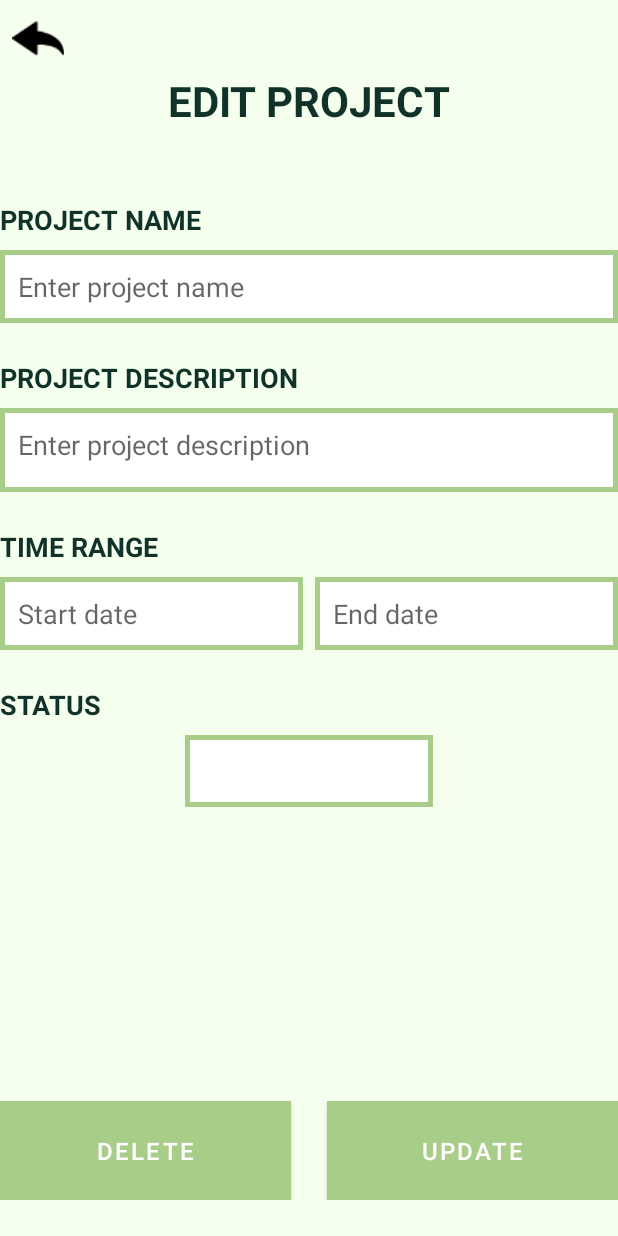
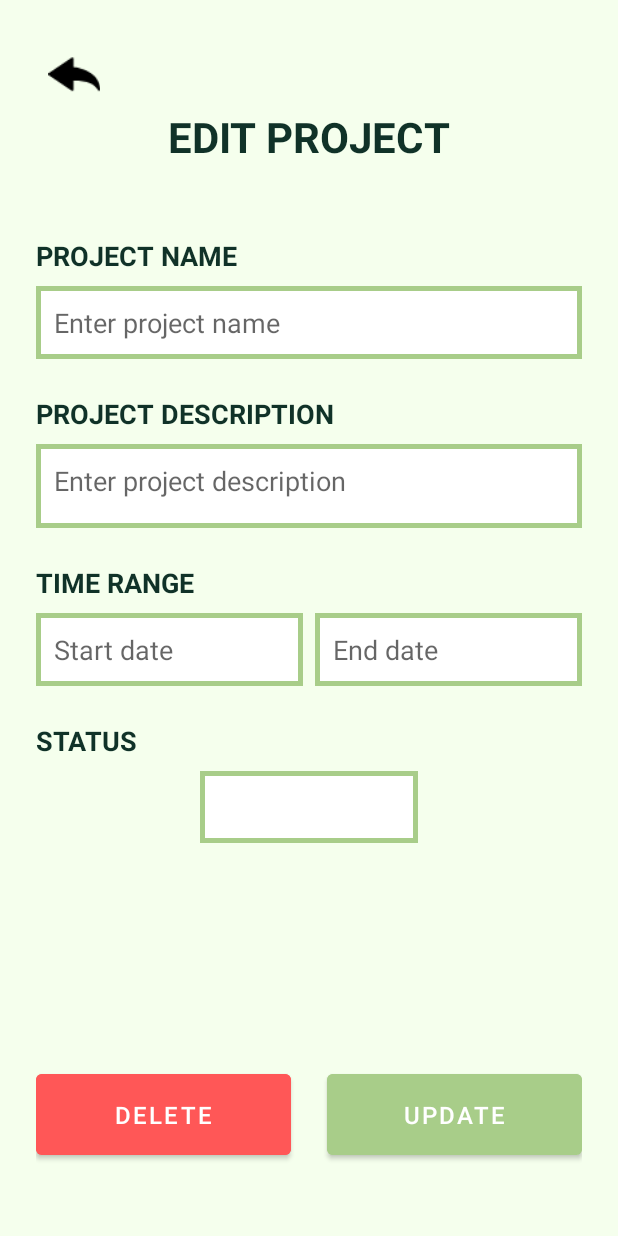
Before and after one commit to PancakesLmao/Project-Management-App, an Android app: the EditActivity screen opened directly, with no data from a screen before it, on a phone screen of 412 x 824 dp. Run offline under Robolectric (Android 15) with nearby library versions, the phone set to English and light mode, and no system bars.

Commit message:
Fixed: padding layout and color

```diff
--- a/app/src/main/java/com/example/projectmanagement/CreateProjectActivity.kt
+++ b/app/src/main/java/com/example/projectmanagement/CreateProjectActivity.kt
@@ -12,16 +12,15 @@ class CreateProjectActivity : AppCompatActivity() {
 
     override fun onCreate(savedInstanceState: Bundle?) {
         super.onCreate(savedInstanceState)
-        enableEdgeToEdge()
 
         binding = ActivityCreateProjectBinding.inflate(layoutInflater)
         setContentView(binding.root)
 
-        ViewCompat.setOnApplyWindowInsetsListener(binding.root) { v, insets ->
-            val systemBars = insets.getInsets(WindowInsetsCompat.Type.systemBars())
-            v.setPadding(systemBars.left, systemBars.top, systemBars.right, systemBars.bottom)
-            insets
-        }
+//        ViewCompat.setOnApplyWindowInsetsListener(binding.root) { v, insets ->
+//            val systemBars = insets.getInsets(WindowInsetsCompat.Type.systemBars())
+//            v.setPadding(systemBars.left, systemBars.top, systemBars.right, systemBars.bottom)
+//            insets
+//        }
         binding.backBtn.setOnClickListener {
             finish()
         }
--- a/app/src/main/java/com/example/projectmanagement/EditActivity.kt
+++ b/app/src/main/java/com/example/projectmanagement/EditActivity.kt
@@ -12,16 +12,15 @@ class EditActivity : AppCompatActivity() {
 
     override fun onCreate(savedInstanceState: Bundle?) {
         super.onCreate(savedInstanceState)
-        enableEdgeToEdge()
 
         binding = ActivityEditBinding.inflate(layoutInflater)
         setContentView(binding.root)
 
-        ViewCompat.setOnApplyWindowInsetsListener(binding.root) { v, insets ->
-            val systemBars = insets.getInsets(WindowInsetsCompat.Type.systemBars())
-            v.setPadding(systemBars.left, systemBars.top, systemBars.right, systemBars.bottom)
-            insets
-        }
+//        ViewCompat.setOnApplyWindowInsetsListener(binding.root) { v, insets ->
+//            val systemBars = insets.getInsets(WindowInsetsCompat.Type.systemBars())
+//            v.setPadding(systemBars.left, systemBars.top, systemBars.right, systemBars.bottom)
+//            insets
+//        }
 
         binding.backBtn.setOnClickListener {
             finish()
--- a/app/src/main/res/layout/activity_edit.xml
+++ b/app/src/main/res/layout/activity_edit.xml
@@ -117,7 +117,7 @@
         android:layout_marginEnd="4dp"
         android:layout_weight="1"
         android:background="@drawable/text_border"
-        android:hint="Start date"
+        android:hint="@string/start_date_hint"
         android:importantForAutofill="no"
         android:inputType="date"
         android:minHeight="48dp"
@@ -130,7 +130,7 @@
         android:layout_marginStart="4dp"
         android:layout_weight="1"
         android:background="@drawable/text_border"
-        android:hint="End date"
+        android:hint="@string/end_date_hint"
         android:importantForAutofill="no"
         android:inputType="date"
         android:minHeight="48dp"
@@ -142,7 +142,7 @@
       android:layout_width="wrap_content"
       android:layout_height="wrap_content"
       android:layout_marginTop="24dp"
-      android:text="STATUS"
+      android:text="@string/status_textview"
       android:textColor="@color/darkTea"
       android:textSize="18sp"
       android:textStyle="bold"
@@ -177,7 +177,7 @@
         android:layout_height="wrap_content"
         android:layout_marginEnd="12dp"
         android:layout_weight="1"
-        android:background="@color/lightRed"
+        android:backgroundTint="@color/lightRed"
         android:padding="16dp"
         android:text="@string/delete_btn_text"
         android:textColor="@android:color/white"
@@ -189,7 +189,7 @@
         android:layout_height="wrap_content"
         android:layout_marginStart="12dp"
         android:layout_weight="1"
-        android:background="@color/lightTea"
+        android:backgroundTint="@color/tea"
         android:padding="16dp"
         android:text="@string/update_btn_text"
         android:textColor="@android:color/white"
--- a/app/src/main/res/values-land/strings.xml
+++ b/app/src/main/res/values-land/strings.xml
@@ -5,4 +5,5 @@
     <string name="delete_btn_text">DELETE</string>
     <string name="update_btn_text">UPDATE</string>
     <string name="create_btn_text">CREATE</string>
+    <string name="status_textview">STATUS</string>
 </resources>
--- a/app/src/main/res/values/strings.xml
+++ b/app/src/main/res/values/strings.xml
@@ -22,4 +22,5 @@
     <string name="delete_btn_text">DELETE</string>
     <string name="update_btn_text">UPDATE</string>
     <string name="create_btn_text">CREATE</string>
+    <string name="status_textview">STATUS</string>
 </resources>
```
